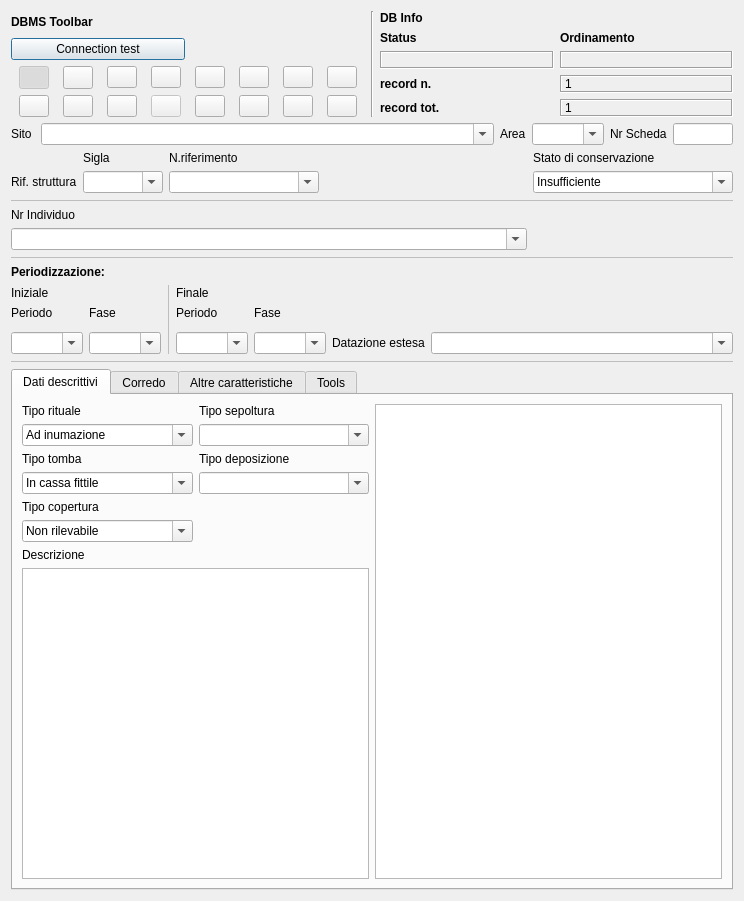
Qt form gui/ui/Tomba.ui (pyarchinit/pyarchinit) before a commit.
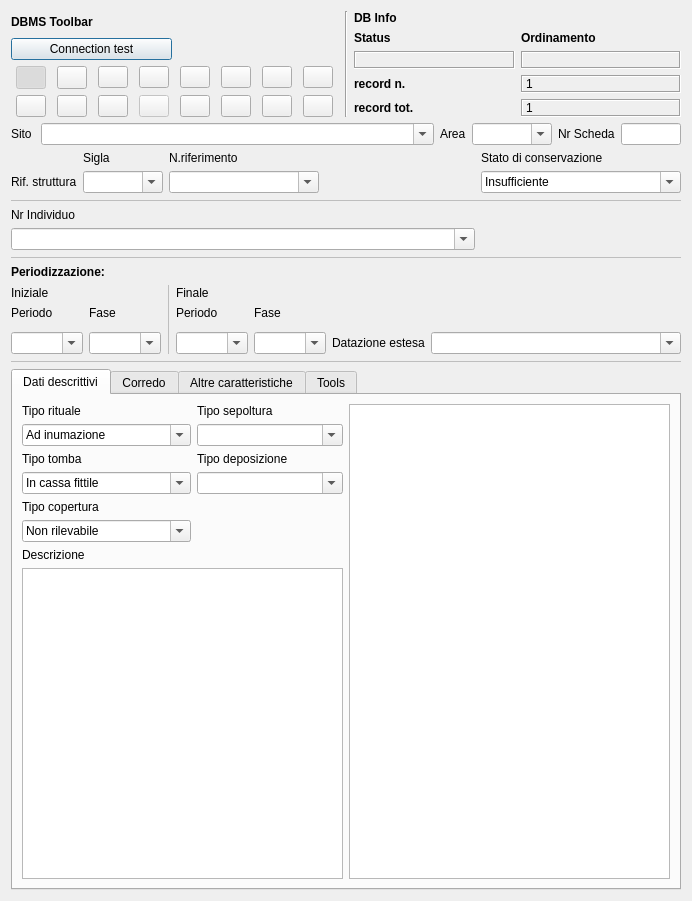
The same form after that commit. Icons and pictures are not drawn. Custom widgets are drawn as their Qt base class.

Commit message: Fixed bug researching tomba form

```diff
--- a/gui/ui/Tomba.ui
+++ b/gui/ui/Tomba.ui
@@ -6,7 +6,7 @@
    <rect>
     <x>0</x>
     <y>0</y>
-    <width>744</width>
+    <width>692</width>
     <height>901</height>
    </rect>
   </property>
@@ -1021,6 +1021,18 @@
      </item>
      <item row="0" column="3">
       <widget class="QComboBox" name="comboBox_area">
+       <property name="sizePolicy">
+        <sizepolicy hsizetype="Expanding" vsizetype="Fixed">
+         <horstretch>0</horstretch>
+         <verstretch>0</verstretch>
+        </sizepolicy>
+       </property>
+       <property name="maximumSize">
+        <size>
+         <width>80</width>
+         <height>16777215</height>
+        </size>
+       </property>
        <property name="editable">
         <bool>true</bool>
        </property>
```
Left out of the diff: 3 changed lines with no effect on the pictures. The commit also changes 1 other file.
